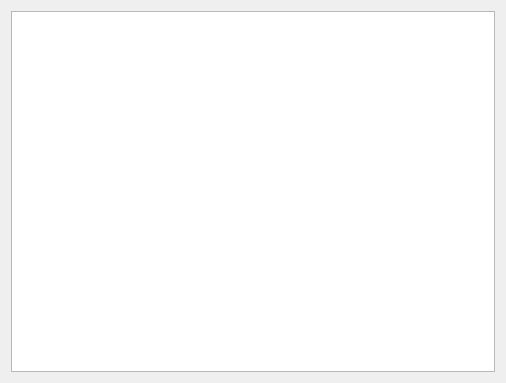
Before: the Qt Designer form STC2/widgets/mainwindow.ui in KillerOfFriend/Examples, drawn with Qt 5.
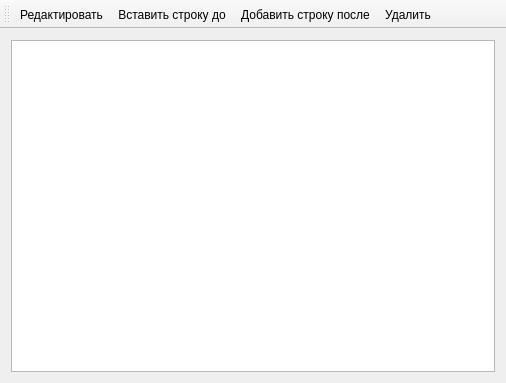
After: the same form once the commit is applied.

What changed in the file:
```diff
--- a/STC2/widgets/mainwindow.ui
+++ b/STC2/widgets/mainwindow.ui
@@ -24,6 +24,53 @@
     </item>
    </layout>
   </widget>
+  <widget class="QToolBar" name="toolBar">
+   <property name="windowTitle">
+    <string>toolBar</string>
+   </property>
+   <attribute name="toolBarArea">
+    <enum>TopToolBarArea</enum>
+   </attribute>
+   <attribute name="toolBarBreak">
+    <bool>false</bool>
+   </attribute>
+   <addaction name="actionEdit"/>
+   <addaction name="actionAddRowBefore"/>
+   <addaction name="actionAddRowAfter"/>
+   <addaction name="actionRemoveRow"/>
+  </widget>
+  <action name="actionEdit">
+   <property name="text">
+    <string>Редактировать</string>
+   </property>
+   <property name="toolTip">
+    <string>Редактировать</string>
+   </property>
+  </action>
+  <action name="actionAddRowBefore">
+   <property name="text">
+    <string>Вставить строку до</string>
+   </property>
+   <property name="toolTip">
+    <string>Вставить строку до</string>
+   </property>
+  </action>
+  <action name="actionAddRowAfter">
+   <property name="text">
+    <string>Добавить строку после</string>
+   </property>
+   <property name="toolTip">
+    <string>Добавить строку после</string>
+   </property>
+  </action>
+  <action name="actionRemoveRow">
+   <property name="text">
+    <string>Удалить</string>
+   </property>
+   <property name="toolTip">
+    <string>Удалить</string>
+   </property>
+  </action>
  </widget>
  <layoutdefault spacing="6" margin="11"/>
  <resources/>
```
